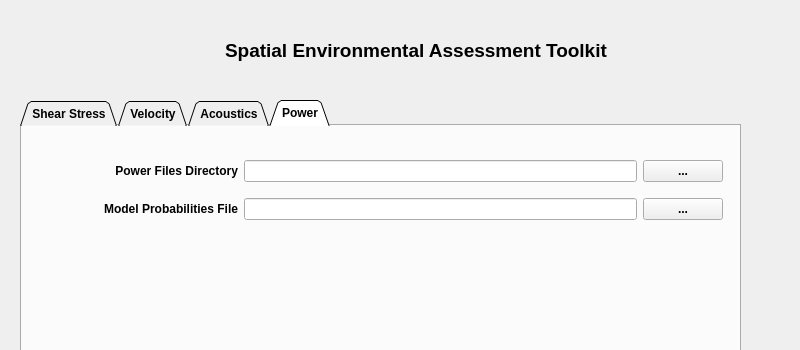
Before: the Qt Designer form seat/stressor_receptor_calc_dialog_base.ui in sandialabs/seat-qgis-plugin, drawn with Qt 5; both pictures show x 0 to 800 and y 0 to 350 of the 800 by 591 pixel window.
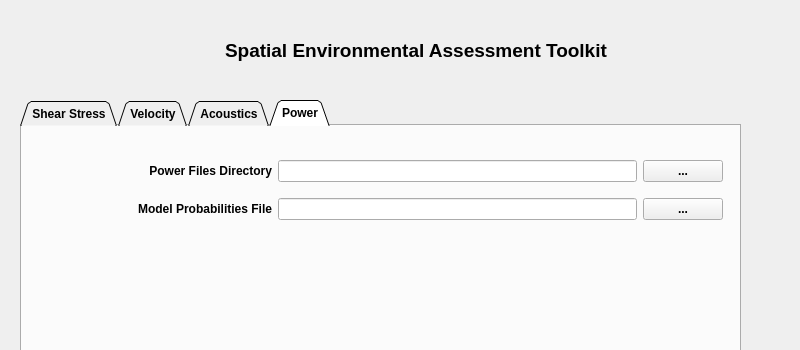
After: the same form once the commit is applied. The open tabs and pages were chosen to show the change. Icons and pictures are not drawn.

Patch:
```diff
--- a/seat/stressor_receptor_calc_dialog_base.ui
+++ b/seat/stressor_receptor_calc_dialog_base.ui
@@ -910,13 +910,13 @@
     <widget class="QWidget" name="layoutWidget">
      <property name="geometry">
       <rect>
-       <x>20</x>
+       <x>10</x>
        <y>24</y>
-       <width>681</width>
+       <width>691</width>
        <height>81</height>
       </rect>
      </property>
-     <layout class="QGridLayout" name="gridLayout_5" columnstretch="1,2,0">
+     <layout class="QGridLayout" name="gridLayout_5" columnstretch="2,3,0">
       <item row="0" column="0">
        <widget class="QLabel" name="label_36">
         <property name="toolTip">
```
Left out of the diff: 31 changed lines with no effect on the pictures.
